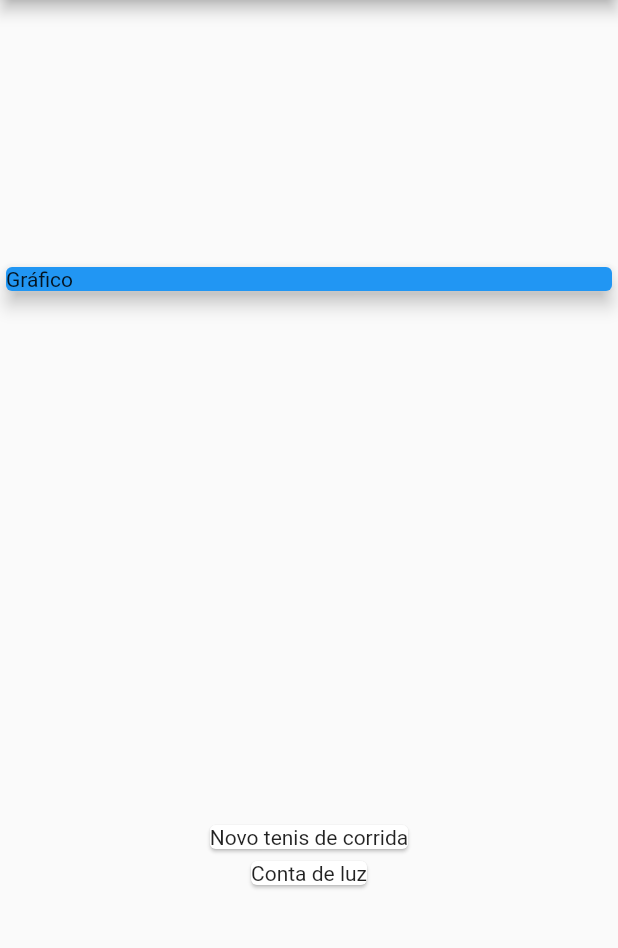
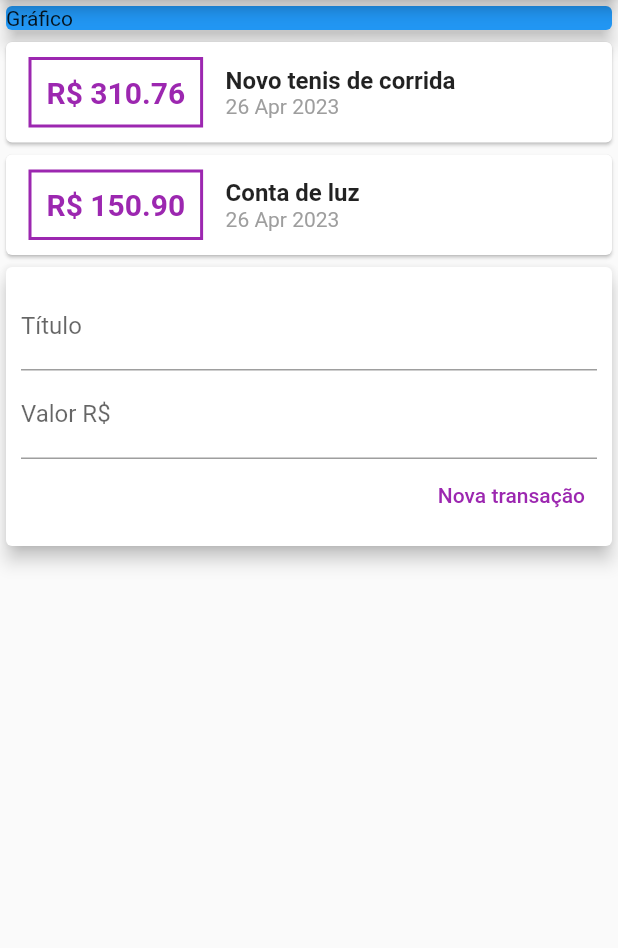
Before and after one commit to trentinrossi/flutter-expenses, a Flutter app: the screen it shows after launch, on a phone screen of 412 x 824 dp, the part 84-1032 px from its top. Run offline on Flutter 3.47's test engine with Material 2 defaults, Android fonts, the phone set to English and light mode, and no system bars.

```diff
--- /dev/null
+++ b/lib/components/transaction_form.dart
@@ -0,0 +1,47 @@
+import 'package:flutter/material.dart';
+import 'package:flutter/services.dart';
+
+class TransactionForm extends StatelessWidget {
+  TransactionForm({Key? key}) : super(key: key);
+
+  final titleController = TextEditingController();
+  final valueController = TextEditingController();
+
+  @override
+  Widget build(BuildContext context) {
+    return Card(
+      elevation: 5,
+      child: Padding(
+        padding: const EdgeInsets.all(10),
+        child: Column(
+          children: [
+            TextField(
+              controller: titleController,
+              decoration: InputDecoration(labelText: 'Título'),
+            ),
+            TextField(
+              keyboardType: TextInputType.number,
+              inputFormatters: [FilteringTextInputFormatter.digitsOnly],
+              controller: valueController,
+              decoration: InputDecoration(labelText: 'Valor R\$'),
+            ),
+            Row(
+              mainAxisAlignment: MainAxisAlignment.end,
+              children: [
+                TextButton(
+                    onPressed: () {
+                      print(titleController.text);
+                      print(valueController.text);
+                    },
+                    child: const Text(
+                      'Nova transação',
+                      style: TextStyle(color: Colors.purple),
+                    )),
+              ],
+            )
+          ],
+        ),
+      ),
+    );
+  }
+}
--- /dev/null
+++ b/lib/components/transaction_list.dart
@@ -0,0 +1,46 @@
+import 'package:expenses/models/transaction.dart';
+import 'package:flutter/material.dart';
+import 'package:intl/intl.dart';
+
+class TransactionList extends StatelessWidget {
+  final List<Transaction> transactions;
+
+  const TransactionList({Key? key, required this.transactions})
+      : super(key: key);
+
+  @override
+  Widget build(BuildContext context) {
+    return Column(
+      children: transactions
+          .map((e) => Card(
+                child: Row(
+                  children: [
+                    Container(
+                      margin: const EdgeInsets.symmetric(
+                          horizontal: 15, vertical: 10),
+                      decoration: BoxDecoration(
+                          border: Border.all(color: Colors.purple, width: 2)),
+                      padding: const EdgeInsets.all(10),
+                      child: Text('R\$ ${e.value.toStringAsFixed(2)}',
+                          style: const TextStyle(
+                              color: Colors.purple,
+                              fontSize: 20,
+                              fontWeight: FontWeight.bold)),
+                    ),
+                    Column(
+                      crossAxisAlignment: CrossAxisAlignment.start,
+                      children: [
+                        Text(e.title,
+                            style: const TextStyle(
+                                fontSize: 16, fontWeight: FontWeight.bold)),
+                        Text(DateFormat('d MMM y').format(e.date),
+                            style: const TextStyle(color: Colors.grey))
+                      ],
+                    ),
+                  ],
+                ),
+              ))
+          .toList(),
+    );
+  }
+}
--- a/lib/main.dart
+++ b/lib/main.dart
@@ -1,5 +1,8 @@
-import 'package:expenses/models/trnsactions.dart';
+import 'package:expenses/components/transaction_form.dart';
+import 'package:expenses/models/transaction.dart';
 import 'package:flutter/material.dart';
+
+import 'components/transaction_list.dart';
 
 void main() {
   runApp(const MyApp());
@@ -36,7 +39,6 @@ class MyHomePage extends StatelessWidget {
         title: const Text('Expenses'),
       ),
       body: Column(
-        mainAxisAlignment: MainAxisAlignment.spaceAround,
         crossAxisAlignment: CrossAxisAlignment.stretch,
         children: [
           Container(
@@ -46,13 +48,8 @@ class MyHomePage extends StatelessWidget {
               child: Text('Gráfico'),
             ),
           ),
-          Column(
-            children: _transactions
-                .map((e) => Card(
-                      child: Text(e.title),
-                    ))
-                .toList(),
-          )
+          TransactionList(transactions: _transactions),
+          TransactionForm()
         ],
       ),
     );
--- a/pubspec.yaml
+++ b/pubspec.yaml
@@ -30,7 +30,7 @@ environment:
 dependencies:
   flutter:
     sdk: flutter
-
+  intl: 0.18.1
 
   # The following adds the Cupertino Icons font to your application.
   # Use with the CupertinoIcons class for iOS style icons.
```
Also changed, not shown: lib/models/transaction.dart (renamed from lib/models/trnsactions.dart), pubspec.lock.
